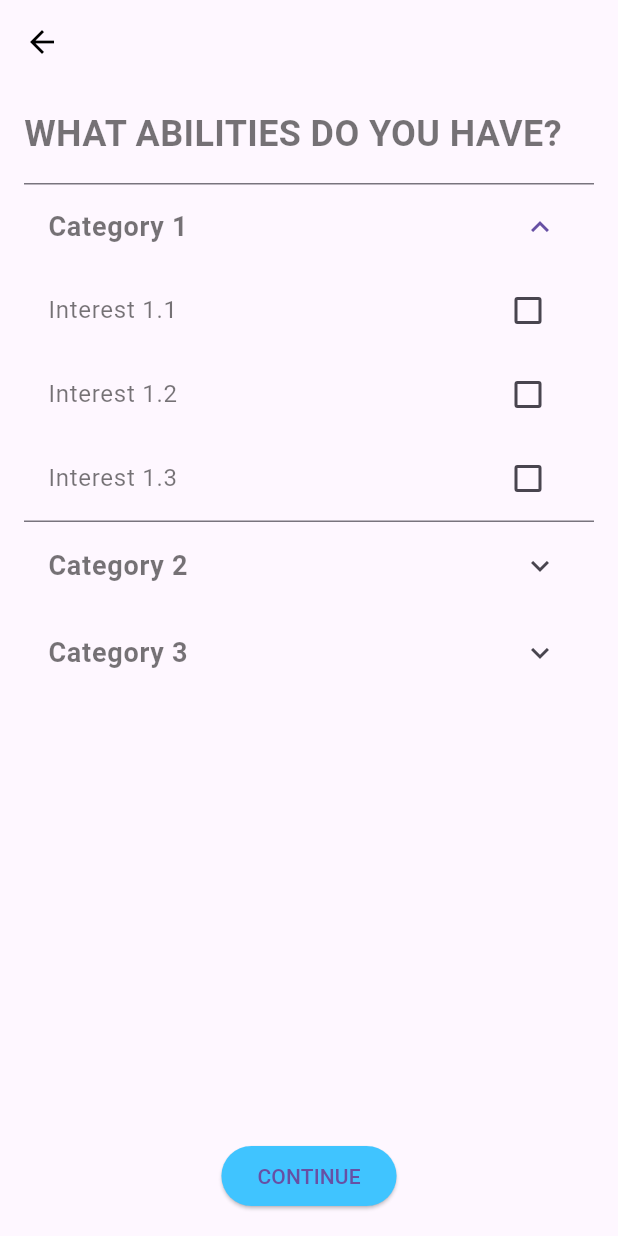
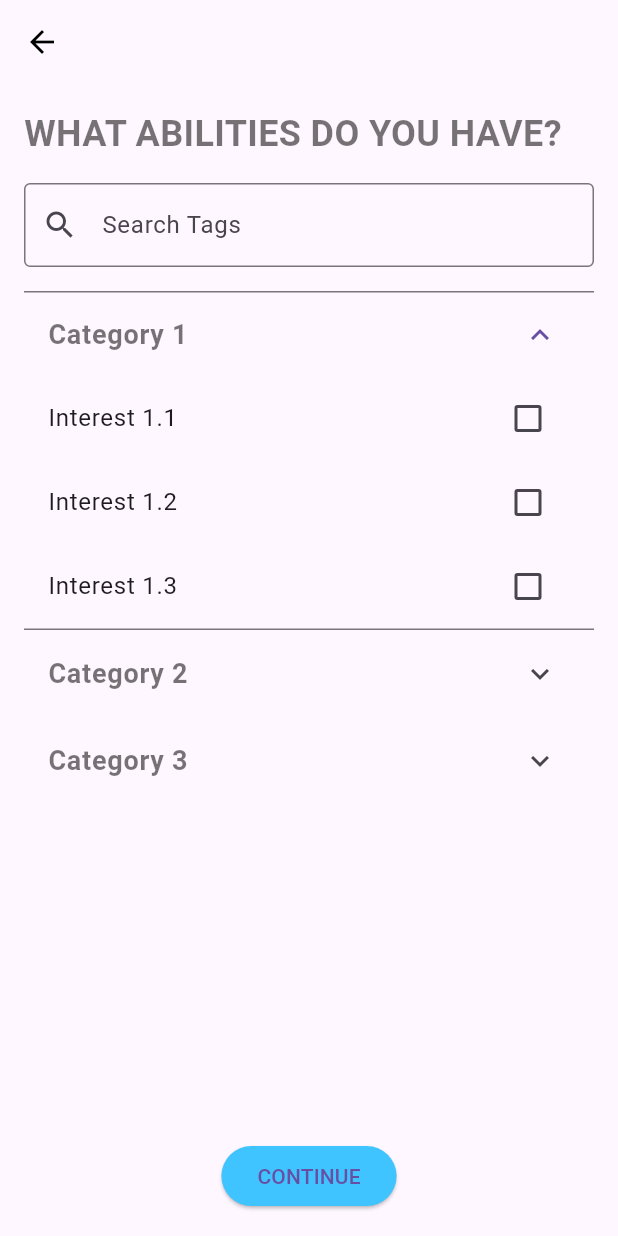
Before and after one commit to TaNuNian/workmai, a Flutter app: the CreateAccInter screen opened by its route, after a tap on "Category 1", on a phone screen of 412 x 824 dp. Run offline on Flutter 3.47's test engine with Material 3 defaults, Android fonts, the phone set to English and light mode, and no system bars; our stand-ins replace cloud_firestore, firebase_auth, firebase_core, firebase_database, form_field_validator, google_fonts; accounts and stored records are empty; Roboto replaces fonts that are missing (Sarabun).

Commit message:
add search bar

```diff
--- a/lib/model/profile.dart
+++ b/lib/model/profile.dart
@@ -1,5 +1,3 @@
-import 'package:cloud_firestore/cloud_firestore.dart';
-
 class Profile {
   String? name;
   int? age;
--- a/lib/src/decor/continue_button.dart
+++ b/lib/src/decor/continue_button.dart
@@ -31,7 +31,7 @@ class _ContinueButtonState extends State<ContinueButton> {
     if (widget.formKey?.currentState?.validate() ?? false) {
       widget.formKey?.currentState?.save();
 
-      if (widget.profile?.name?.isNotEmpty ?? false && widget.profile?.birthdate != null) {
+      if ((widget.profile?.name?.isNotEmpty ?? false) && (widget.profile?.birthdate != null)) {
         widget.formKey?.currentState?.reset();
         Navigator.pushNamed(context, routeName);
       } else {
--- /dev/null
+++ b/lib/src/decor/search_bar/search_bar.dart
@@ -0,0 +1,21 @@
+import 'package:flutter/material.dart';
+
+class SearchTagsBar extends StatelessWidget {
+  final TextEditingController controller;
+  final ValueChanged<String> onChanged;
+
+  SearchTagsBar({required this.controller, required this.onChanged});
+
+  @override
+  Widget build(BuildContext context) {
+    return TextField(
+      controller: controller,
+      decoration: InputDecoration(
+        labelText: 'Search Tags',
+        border: OutlineInputBorder(),
+        prefixIcon: Icon(Icons.search),
+      ),
+      onChanged: onChanged,
+    );
+  }
+}
--- /dev/null
+++ b/lib/src/decor/search_bar/tag_list.dart
@@ -0,0 +1,36 @@
+import 'package:flutter/material.dart';
+
+class TagList extends StatelessWidget {
+  final Map<String, List<String>> tags;
+  final Map<String, bool> selectedInterest;
+
+  TagList({required this.tags, required this.selectedInterest});
+
+  @override
+  Widget build(BuildContext context) {
+    return ListView(
+      shrinkWrap: true,
+      children: tags.keys.map((category) {
+        return ExpansionTile(
+          title: Text(
+            category,
+            style: const TextStyle(
+              fontSize: 18,
+              fontWeight: FontWeight.bold,
+              color: Colors.black54,
+            ),
+          ),
+          children: tags[category]!
+              .map((ability) => CheckboxListTile(
+            title: Text(ability),
+            value: selectedInterest[ability] ?? false,
+            onChanged: (bool? value) {
+              selectedInterest[ability] = value ?? false;
+            },
+          ))
+              .toList(),
+        );
+      }).toList(),
+    );
+  }
+}
--- /dev/null
+++ b/lib/src/decor/search_bar/tag_selection_page.dart
@@ -0,0 +1,69 @@
+import 'package:flutter/material.dart';
+import 'search_bar.dart';
+import 'tag_list.dart';
+
+class TagSelectionPage extends StatefulWidget {
+  final Map<String, List<String>> initialTags;
+  final Map<String, bool> selectedInterest;
+
+  TagSelectionPage({required this.initialTags, required this.selectedInterest});
+
+  @override
+  _TagSelectionPageState createState() => _TagSelectionPageState();
+}
+
+class _TagSelectionPageState extends State<TagSelectionPage> {
+  TextEditingController _searchController = TextEditingController();
+  late Map<String, List<String>> allTags;
+  Map<String, List<String>> filteredTags = {};
+  bool isSearching = false;
+
+  @override
+  void initState() {
+    super.initState();
+    allTags = widget.initialTags;
+    filteredTags = allTags;
+    _searchController.addListener(_filterTags);
+  }
+
+  void _filterTags() {
+    final query = _searchController.text.toLowerCase();
+    setState(() {
+      isSearching = query.isNotEmpty;
+      if (isSearching) {
+        filteredTags = {};
+        allTags.forEach((category, tags) {
+          final matchingTags = tags.where((tag) => tag.toLowerCase().contains(query)).toList();
+          if (matchingTags.isNotEmpty) {
+            filteredTags[category] = matchingTags;
+          }
+        });
+      } else {
+        filteredTags = allTags;
+      }
+    });
+  }
+
+  @override
+  void dispose() {
+    _searchController.dispose();
+    super.dispose();
+  }
+
+  @override
+  Widget build(BuildContext context) {
+    return Column(
+      children: [
+        SearchTagsBar(
+          controller: _searchController,
+          onChanged: (query) => _filterTags(),
+        ),
+        const SizedBox(height: 16),
+        TagList(
+          tags: filteredTags,
+          selectedInterest: widget.selectedInterest,
+        ),
+      ],
+    );
+  }
+}
--- a/lib/src/pre_pages/create_account_pages/create_acc_intro/create_acc_unness_intro.dart
+++ b/lib/src/pre_pages/create_account_pages/create_acc_intro/create_acc_unness_intro.dart
@@ -56,7 +56,8 @@ class CreateAccUnnessIntro extends StatelessWidget {
                     Flexible(
                       child: ContinueButton(
                         shouldCallFunction: false,
-                        routeName: '/',
+                        actionName: "Next",
+                        routeName: '/create-acc-inter',
                       ),
                     ),
                   ],
--- a/lib/src/pre_pages/create_account_pages/create_acc_ness/create_acc_inter/create_acc_inter.dart
+++ b/lib/src/pre_pages/create_account_pages/create_acc_ness/create_acc_inter/create_acc_inter.dart
@@ -1,4 +1,5 @@
 import 'package:flutter/material.dart';
+import 'package:workmai/src/decor/search_bar/tag_selection_page.dart';
 
 class CreateAccInter extends StatefulWidget {
   const CreateAccInter({super.key});
@@ -8,8 +9,13 @@ class CreateAccInter extends StatefulWidget {
 }
 
 class _CreateAccInterState extends State<CreateAccInter> {
+  Map<String, bool> selectedInterest = {};
+  Map<String, List<String>> interests = {
+    'Category 1': ['Interest 1.1', 'Interest 1.2', 'Interest 1.3'],
+    'Category 2': ['Interest 2.1', 'Interest 2.2'],
+    'Category 3': ['Interest 3.1', 'Interest 3.2', 'Interest 3.3'],
+  };
 
-  Map<String, bool> selectedInterest = {};
   @override
   Widget build(BuildContext context) {
     return Scaffold(
@@ -38,24 +44,9 @@ class _CreateAccInterState extends State<CreateAccInter> {
             ),
             const SizedBox(height: 16),
             Expanded(
-              child: ListView(
-                children: [
-                  InterestCategory(
-                    title: 'Category 1',
-                    abilities: const ['Interest 1.1', 'Interest 1.2', 'Interest 1.3'],
-                    selectedInterest: selectedInterest,
-                  ),
-                  InterestCategory(
-                    title: 'Category 2',
-                    abilities: const ['Interest 2.1', 'Interest 2.2'],
-                    selectedInterest: selectedInterest,
-                  ),
-                  InterestCategory(
-                    title: 'Category 3',
-                    abilities: const ['Interest 3.1', 'Interest 3.2', 'Interest 3.3'],
-                    selectedInterest: selectedInterest,
-                  ),
-                ],
+              child: TagSelectionPage(
+                initialTags: interests,
+                selectedInterest: selectedInterest,
               ),
             ),
             const SizedBox(height: 16),
@@ -79,56 +70,3 @@ class _CreateAccInterState extends State<CreateAccInter> {
     );
   }
 }
-
-class InterestCategory extends StatelessWidget {
-  final String title;
-  final List<String> abilities;
-  final Map<String, bool> selectedInterest;
-
-  const InterestCategory({super.key, required this.title, required this.abilities, required this.selectedInterest});
-
-  @override
-  Widget build(BuildContext context) {
-    return ExpansionTile(
-      title: Text(
-        title,
-        style: const TextStyle(
-          fontSize: 18,
-          fontWeight: FontWeight.bold,
-          color: Colors.black54,
-        ),
-      ),
-      children: abilities
-          .map((ability) => InterestTile(ability: ability, selectedInterest: selectedInterest))
-          .toList(),
-    );
-  }
-}
-
-class InterestTile extends StatefulWidget {
-  final String ability;
-  final Map<String, bool> selectedInterest;
-
-  const InterestTile({super.key, required this.ability, required this.selectedInterest});
-
-  @override
-  _InterestTileState createState() => _InterestTileState();
-}
-
-class _InterestTileState extends State<InterestTile> {
-  @override
-  Widget build(BuildContext context) {
-    return CheckboxListTile(
-      title: Text(
-        widget.ability,
-        style: const TextStyle(color: Colors.black54),
-      ),
-      value: widget.selectedInterest[widget.ability] ?? false,
-      onChanged: (bool? value) {
-        setState(() {
-          widget.selectedInterest[widget.ability] = value ?? false;
-        });
-      },
-    );
-  }
-}
```
